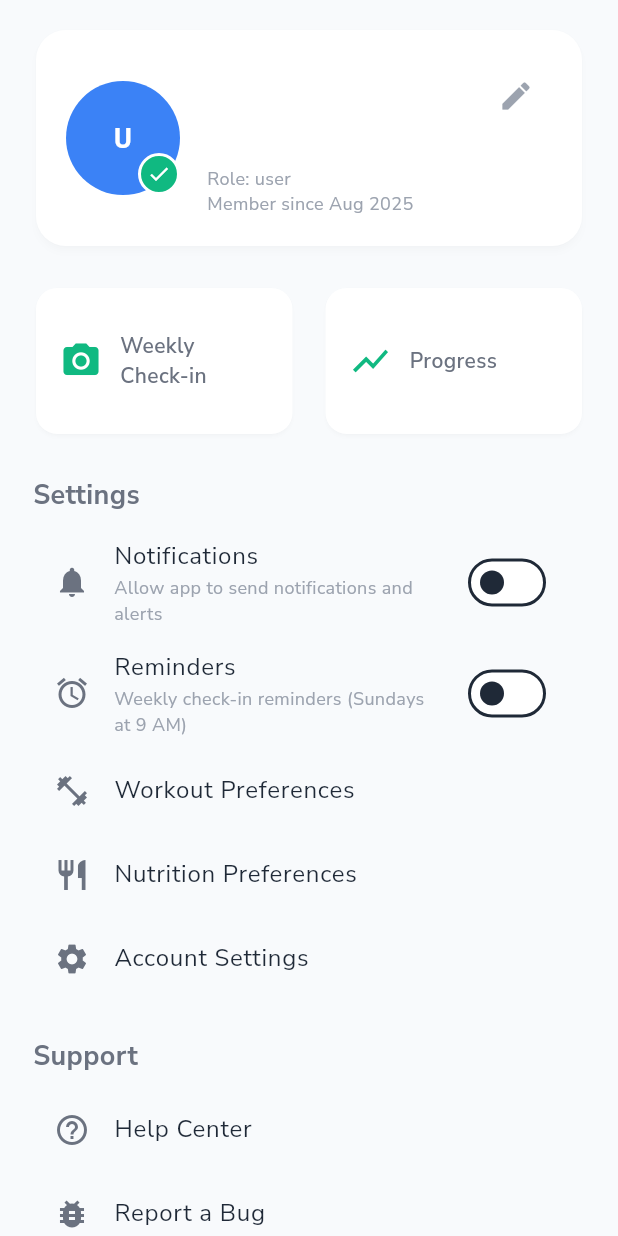
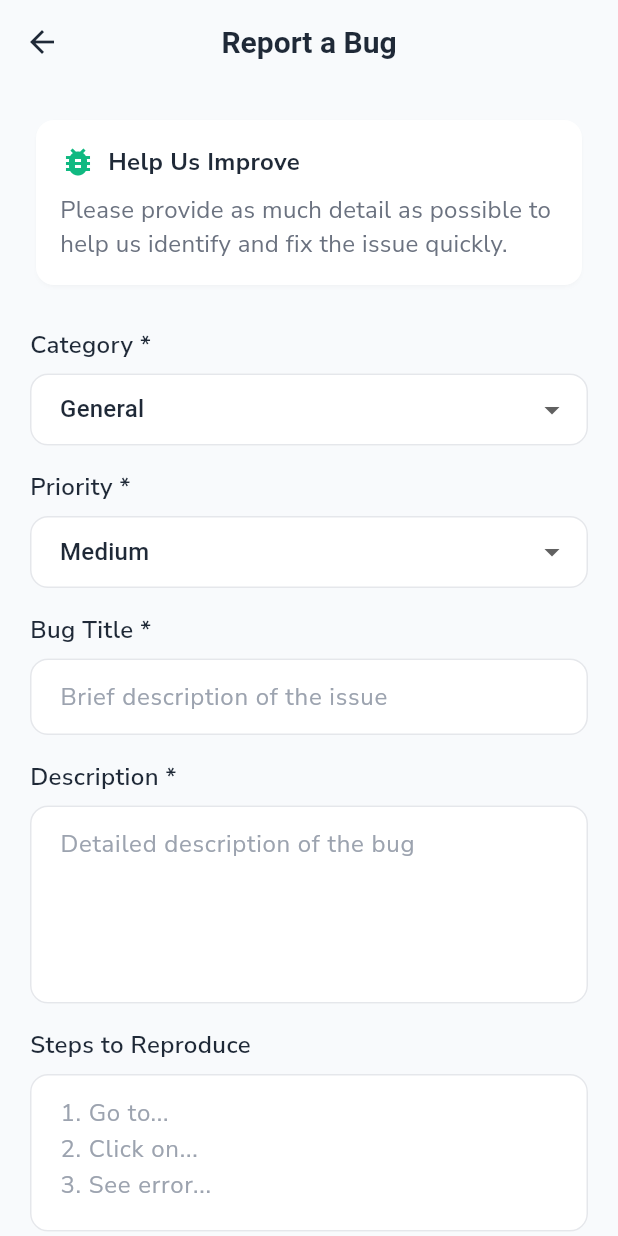
Before and after one commit to mahmoudal99/moctarnutrition, a Flutter app: the ProfileScreen screen opened directly, after a tap on "Report a Bug", on a phone screen of 412 x 824 dp. Run offline on Flutter 3.47's test engine with Material 3 defaults, Android fonts, the phone set to English and light mode, and no system bars; our stand-ins replace cached_network_image, cloud_firestore, firebase_auth, firebase_core, firebase_storage, fl_chart and 14 more; missing offline and left inert: flutter_floating_bottom_bar; accounts and stored records are empty; project files that could hold a hidden picture were left out.

Commit message:
Add bug report screen

```diff
--- a/lib/core/constants/app_constants.dart
+++ b/lib/core/constants/app_constants.dart
@@ -21,6 +21,9 @@ class AppConstants {
   static const Color textPrimary = Color(0xFF1F2937);
   static const Color textSecondary = Color(0xFF6B7280);
   static const Color textTertiary = Color(0xFF9CA3AF);
+
+  // Border Colors
+  static const Color borderColor = Color(0xFFE5E7EB);
 
   // Gradient Colors
   static const LinearGradient primaryGradient = LinearGradient(
--- /dev/null
+++ b/lib/core/constants/email_templates.dart
@@ -0,0 +1,59 @@
+/// Email templates used throughout the app
+class EmailTemplates {
+  /// Template for bug report emails
+  static String buildBugReportEmailBody({
+    required String userInfo,
+    required String deviceInfo,
+    required String category,
+    required String priority,
+    required String title,
+    required String description,
+    required String stepsToReproduce,
+    required String expectedBehavior,
+    required String actualBehavior,
+  }) {
+    final timestamp = DateTime.now().toIso8601String();
+
+    return '''
+Bug Report Submission
+====================
+
+Timestamp: $timestamp
+
+User Information:
+$userInfo
+
+Device Information:
+$deviceInfo
+
+Bug Details:
+------------
+Category: $category
+Priority: $priority
+Title: $title
+
+Description:
+$description
+
+Steps to Reproduce:
+${stepsToReproduce.isEmpty ? 'Not provided' : stepsToReproduce}
+
+Expected Behavior:
+${expectedBehavior.isEmpty ? 'Not provided' : expectedBehavior}
+
+Actual Behavior:
+${actualBehavior.isEmpty ? 'Not provided' : actualBehavior}
+
+---
+This bug report was submitted through the Moctar Nutrition app.
+''';
+  }
+
+  /// Email subject template for bug reports
+  static String buildBugReportSubject(String title) {
+    return 'Bug Report: $title';
+  }
+
+  /// Email recipient for bug reports
+  static const String bugReportEmail = 'mahmoud.al808@gmail.com';
+}
--- /dev/null
+++ b/lib/features/profile/presentation/screens/bug_report_screen.dart
@@ -0,0 +1,519 @@
+import 'package:flutter/material.dart';
+import 'package:url_launcher/url_launcher.dart';
+import 'package:provider/provider.dart';
+import '../../../../core/constants/app_constants.dart';
+import '../../../../core/constants/email_templates.dart';
+import '../../../../shared/providers/auth_provider.dart';
+
+class BugReportScreen extends StatefulWidget {
+  const BugReportScreen({super.key});
+
+  @override
+  State<BugReportScreen> createState() => _BugReportScreenState();
+}
+
+class _BugReportScreenState extends State<BugReportScreen> {
+  final _formKey = GlobalKey<FormState>();
+  final _titleController = TextEditingController();
+  final _descriptionController = TextEditingController();
+  final _stepsController = TextEditingController();
+  final _expectedBehaviorController = TextEditingController();
+  final _actualBehaviorController = TextEditingController();
+  bool _isLoading = false;
+
+  String _selectedCategory = 'General';
+  String _selectedPriority = 'Medium';
+
+  final List<String> _categories = [
+    'General',
+    'Authentication',
+    'Meal Planning',
+    'Check-ins',
+    'Progress Tracking',
+    'Profile',
+    'Navigation',
+    'Performance',
+    'UI/UX',
+    'Other'
+  ];
+
+  final List<String> _priorities = ['Low', 'Medium', 'High', 'Critical'];
+
+  @override
+  void dispose() {
+    _titleController.dispose();
+    _descriptionController.dispose();
+    _stepsController.dispose();
+    _expectedBehaviorController.dispose();
+    _actualBehaviorController.dispose();
+    super.dispose();
+  }
+
+  @override
+  Widget build(BuildContext context) {
+    return Scaffold(
+      backgroundColor: AppConstants.backgroundColor,
+      appBar: AppBar(
+        title: const Text('Report a Bug'),
+        backgroundColor: AppConstants.backgroundColor,
+        elevation: 0,
+        leading: IconButton(
+          icon: const Icon(Icons.arrow_back),
+          onPressed: () => Navigator.of(context).pop(),
+        ),
+      ),
+      body: SafeArea(
+        child: Form(
+          key: _formKey,
+          child: ListView(
+            padding: const EdgeInsets.all(20),
+            children: [
+              _buildHeader(),
+              const SizedBox(height: 24),
+              _buildCategoryDropdown(),
+              const SizedBox(height: 16),
+              _buildPriorityDropdown(),
+              const SizedBox(height: 16),
+              _buildTitleField(),
+              const SizedBox(height: 16),
+              _buildDescriptionField(),
+              const SizedBox(height: 16),
+              _buildStepsField(),
+              const SizedBox(height: 16),
+              _buildExpectedBehaviorField(),
+              const SizedBox(height: 16),
+              _buildActualBehaviorField(),
+              const SizedBox(height: 24),
+              _buildSubmitButton(),
+              const SizedBox(height: 96),
+            ],
+          ),
+        ),
+      ),
+    );
+  }
+
+  Widget _buildHeader() {
+    return Card(
+      shape: const RoundedRectangleBorder(
+          borderRadius: BorderRadius.all(Radius.circular(12))),
+      elevation: 1,
+      child: Padding(
+        padding: const EdgeInsets.all(16),
+        child: Column(
+          crossAxisAlignment: CrossAxisAlignment.start,
+          children: [
+            Row(
+              children: [
+                Icon(Icons.bug_report,
+                    color: AppConstants.primaryColor, size: 24),
+                const SizedBox(width: 8),
+                Text(
+                  'Help Us Improve',
+                  style: AppTextStyles.heading5.copyWith(
+                    fontWeight: FontWeight.bold,
+                  ),
+                ),
+              ],
+            ),
+            const SizedBox(height: 8),
+            Text(
+              'Please provide as much detail as possible to help us identify and fix the issue quickly.',
+              style: AppTextStyles.bodyMedium.copyWith(
+                color: AppConstants.textSecondary,
+              ),
+            ),
+          ],
+        ),
+      ),
+    );
+  }
+
+  Widget _buildCategoryDropdown() {
+    return Column(
+      crossAxisAlignment: CrossAxisAlignment.start,
+      children: [
+        Text(
+          'Category *',
+          style: AppTextStyles.bodyMedium.copyWith(fontWeight: FontWeight.w600),
+        ),
+        const SizedBox(height: 8),
+        DropdownButtonFormField<String>(
+          value: _selectedCategory,
+          decoration: InputDecoration(
+            border: const OutlineInputBorder(
+              borderRadius: BorderRadius.all(Radius.circular(12)),
+              borderSide: BorderSide(color: AppConstants.borderColor),
+            ),
+            enabledBorder: const OutlineInputBorder(
+              borderRadius: BorderRadius.all(Radius.circular(12)),
+              borderSide: BorderSide(color: AppConstants.borderColor),
+            ),
+            focusedBorder: const OutlineInputBorder(
+              borderRadius: BorderRadius.all(Radius.circular(12)),
+              borderSide: BorderSide(color: AppConstants.primaryColor),
+            ),
+            contentPadding:
+                const EdgeInsets.symmetric(horizontal: 16, vertical: 12),
+          ),
+                      items: _categories.map((String category) {
+              return DropdownMenuItem<String>(
+                value: category,
+                child: Text(category),
+              );
+            }).toList(),
+          onChanged: (String? newValue) {
+            setState(() {
+              _selectedCategory = newValue!;
+            });
+          },
+          validator: (value) {
+            if (value == null || value.isEmpty) {
+              return 'Please select a category';
+            }
+            return null;
+          },
+        ),
+      ],
+    );
+  }
+
+  Widget _buildPriorityDropdown() {
+    return Column(
+      crossAxisAlignment: CrossAxisAlignment.start,
+      children: [
+        Text(
+          'Priority *',
+          style: AppTextStyles.bodyMedium.copyWith(fontWeight: FontWeight.w600),
+        ),
+        const SizedBox(height: 8),
+        DropdownButtonFormField<String>(
+          value: _selectedPriority,
+          decoration: InputDecoration(
+            border: const OutlineInputBorder(
+              borderRadius: BorderRadius.all(Radius.circular(12)),
+              borderSide: BorderSide(color: AppConstants.borderColor),
+            ),
+            enabledBorder: const OutlineInputBorder(
+              borderRadius: BorderRadius.all(Radius.circular(12)),
+              borderSide: BorderSide(color: AppConstants.borderColor),
+            ),
+            focusedBorder: const OutlineInputBorder(
+              borderRadius: BorderRadius.all(Radius.circular(12)),
+              borderSide: BorderSide(color: AppConstants.primaryColor),
+            ),
+            contentPadding:
+                const EdgeInsets.symmetric(horizontal: 16, vertical: 12),
+          ),
+                      items: _priorities.map((String priority) {
+              return DropdownMenuItem<String>(
+                value: priority,
+                child: Text(priority),
+              );
+            }).toList(),
+          onChanged: (String? newValue) {
+            setState(() {
+              _selectedPriority = newValue!;
+            });
+          },
+          validator: (value) {
+            if (value == null || value.isEmpty) {
+              return 'Please select a priority';
+            }
+            return null;
+          },
+        ),
+      ],
+    );
+  }
+
+  Widget _buildTitleField() {
+    return Column(
+      crossAxisAlignment: CrossAxisAlignment.start,
+      children: [
+        Text(
+          'Bug Title *',
+          style: AppTextStyles.bodyMedium.copyWith(fontWeight: FontWeight.w600),
+        ),
+        const SizedBox(height: 8),
+        TextFormField(
+          controller: _titleController,
+          decoration: InputDecoration(
+            hintText: 'Brief description of the issue',
+            border: const OutlineInputBorder(
+              borderRadius: BorderRadius.all(Radius.circular(12)),
+              borderSide: BorderSide(color: AppConstants.borderColor),
+            ),
+            enabledBorder: const OutlineInputBorder(
+              borderRadius: BorderRadius.all(Radius.circular(12)),
+              borderSide: BorderSide(color: AppConstants.borderColor),
+            ),
+            focusedBorder: const OutlineInputBorder(
+              borderRadius: BorderRadius.all(Radius.circular(12)),
+              borderSide: BorderSide(color: AppConstants.primaryColor),
+            ),
+            contentPadding:
+                const EdgeInsets.symmetric(horizontal: 16, vertical: 12),
+          ),
+          validator: (value) {
+            if (value == null || value.trim().isEmpty) {
+              return 'Please enter a title';
+            }
+            return null;
+          },
+        ),
+      ],
+    );
+  }
+
+  Widget _buildDescriptionField() {
+    return Column(
+      crossAxisAlignment: CrossAxisAlignment.start,
+      children: [
+        Text(
+          'Description *',
+          style: AppTextStyles.bodyMedium.copyWith(fontWeight: FontWeight.w600),
+        ),
+        const SizedBox(height: 8),
+        TextFormField(
+          controller: _descriptionController,
+          maxLines: 4,
+          decoration: InputDecoration(
+            hintText: 'Detailed description of the bug',
+            border: const OutlineInputBorder(
+              borderRadius: BorderRadius.all(Radius.circular(12)),
+              borderSide: BorderSide(color: AppConstants.borderColor),
+            ),
+            enabledBorder: const OutlineInputBorder(
+              borderRadius: BorderRadius.all(Radius.circular(12)),
+              borderSide: BorderSide(color: AppConstants.borderColor),
+            ),
+            focusedBorder: const OutlineInputBorder(
+              borderRadius: BorderRadius.all(Radius.circular(12)),
+              borderSide: BorderSide(color: AppConstants.primaryColor),
+            ),
+            contentPadding:
+                const EdgeInsets.symmetric(horizontal: 16, vertical: 12),
+          ),
+          validator: (value) {
+            if (value == null || value.trim().isEmpty) {
+              return 'Please enter a description';
+            }
+            return null;
+          },
+        ),
+      ],
+    );
+  }
+
+  Widget _buildStepsField() {
+    return Column(
+      crossAxisAlignment: CrossAxisAlignment.start,
+      children: [
+        Text(
+          'Steps to Reproduce',
+          style: AppTextStyles.bodyMedium.copyWith(fontWeight: FontWeight.w600),
+        ),
+        const SizedBox(height: 8),
+        TextFormField(
+          controller: _stepsController,
+          maxLines: 3,
+          decoration: InputDecoration(
+            hintText: '1. Go to...\n2. Click on...\n3. See error...',
+            border: const OutlineInputBorder(
+              borderRadius: BorderRadius.all(Radius.circular(12)),
+              borderSide: BorderSide(color: AppConstants.borderColor),
+            ),
+            enabledBorder: const OutlineInputBorder(
+              borderRadius: BorderRadius.all(Radius.circular(12)),
+              borderSide: BorderSide(color: AppConstants.borderColor),
+            ),
+            focusedBorder: const OutlineInputBorder(
+              borderRadius: BorderRadius.all(Radius.circular(12)),
+              borderSide: BorderSide(color: AppConstants.primaryColor),
+            ),
+            contentPadding:
+                const EdgeInsets.symmetric(horizontal: 16, vertical: 12),
+          ),
+        ),
+      ],
+    );
+  }
+
+  Widget _buildExpectedBehaviorField() {
+    return Column(
+      crossAxisAlignment: CrossAxisAlignment.start,
+      children: [
+        Text(
+          'Expected Behavior',
+          style: AppTextStyles.bodyMedium.copyWith(fontWeight: FontWeight.w600),
+        ),
+        const SizedBox(height: 8),
+        TextFormField(
+          controller: _expectedBehaviorController,
+          maxLines: 2,
+          decoration: InputDecoration(
+            hintText: 'What should happen?',
+            border: const OutlineInputBorder(
+              borderRadius: BorderRadius.all(Radius.circular(12)),
+              borderSide: BorderSide(color: AppConstants.borderColor),
+            ),
+            enabledBorder: const OutlineInputBorder(
+              borderRadius: BorderRadius.all(Radius.circular(12)),
+              borderSide: BorderSide(color: AppConstants.borderColor),
+            ),
+            focusedBorder: const OutlineInputBorder(
+              borderRadius: BorderRadius.all(Radius.circular(12)),
+              borderSide: BorderSide(color: AppConstants.primaryColor),
+            ),
+            contentPadding:
+                const EdgeInsets.symmetric(horizontal: 16, vertical: 12),
+          ),
+        ),
+      ],
+    );
+  }
+
+  Widget _buildActualBehaviorField() {
+    return Column(
+      crossAxisAlignment: CrossAxisAlignment.start,
+      children: [
+        Text(
+          'Actual Behavior',
+          style: AppTextStyles.bodyMedium.copyWith(fontWeight: FontWeight.w600),
+        ),
+        const SizedBox(height: 8),
+        TextFormField(
+          controller: _actualBehaviorController,
+          maxLines: 2,
+          decoration: InputDecoration(
+            hintText: 'What actually happens?',
+            border: const OutlineInputBorder(
+              borderRadius: BorderRadius.all(Radius.circular(12)),
+              borderSide: BorderSide(color: AppConstants.borderColor),
+            ),
+            enabledBorder: const OutlineInputBorder(
+              borderRadius: BorderRadius.all(Radius.circular(12)),
+              borderSide: BorderSide(color: AppConstants.borderColor),
+            ),
+            focusedBorder: const OutlineInputBorder(
+              borderRadius: BorderRadius.all(Radius.circular(12)),
+              borderSide: BorderSide(color: AppConstants.primaryColor),
+            ),
+            contentPadding:
+                const EdgeInsets.symmetric(horizontal: 16, vertical: 12),
+          ),
+        ),
+      ],
+    );
+  }
+
+  Widget _buildSubmitButton() {
+    return ElevatedButton(
+      onPressed: _isLoading ? null : _submitBugReport,
+      style: ElevatedButton.styleFrom(
+        backgroundColor: AppConstants.primaryColor,
+        foregroundColor: Colors.white,
+        minimumSize: const Size.fromHeight(50),
+        shape: const RoundedRectangleBorder(
+          borderRadius: BorderRadius.all(Radius.circular(12)),
+        ),
+        elevation: 0,
+      ),
+      child: _isLoading
+          ? const SizedBox(
+              height: 20,
+              width: 20,
+              child: CircularProgressIndicator(
+                strokeWidth: 2,
+                valueColor: AlwaysStoppedAnimation<Color>(Colors.white),
+              ),
+            )
+          : const Text(
+              'Submit Bug Report',
+              style: TextStyle(fontSize: 16, fontWeight: FontWeight.w600),
+            ),
+    );
+  }
+
+  Future<void> _submitBugReport() async {
+    if (!_formKey.currentState!.validate()) {
+      return;
+    }
+
+    setState(() {
+      _isLoading = true;
+    });
+
+    try {
+      final user = context.read<AuthProvider>().userModel;
+      final userInfo = user != null
+          ? 'User: ${user.name} (${user.email})\nUser ID: ${user.id}'
+          : 'User: Not logged in';
+
+      final deviceInfo = await _getDeviceInfo();
+
+      final emailBody = EmailTemplates.buildBugReportEmailBody(
+        userInfo: userInfo,
+        deviceInfo: deviceInfo,
+        category: _selectedCategory,
+        priority: _selectedPriority,
+        title: _titleController.text.trim(),
+        description: _descriptionController.text.trim(),
+        stepsToReproduce: _stepsController.text.trim(),
+        expectedBehavior: _expectedBehaviorController.text.trim(),
+        actualBehavior: _actualBehaviorController.text.trim(),
+      );
+      final emailSubject = EmailTemplates.buildBugReportSubject(_titleController.text.trim());
+
+      final emailUrl = Uri.parse(
+          'mailto:${EmailTemplates.bugReportEmail}?subject=${Uri.encodeComponent(emailSubject)}&body=${Uri.encodeComponent(emailBody)}');
+
+      if (await canLaunchUrl(emailUrl)) {
+        await launchUrl(emailUrl);
+
+        if (mounted) {
+          ScaffoldMessenger.of(context).showSnackBar(
+            const SnackBar(
+              content: Text(
+                  'Email client opened. Please send the email to submit your bug report.'),
+              backgroundColor: AppConstants.successColor,
+            ),
+          );
+          Navigator.of(context).pop();
+        }
+      } else {
+        throw Exception('Could not launch email client');
+      }
+    } catch (e) {
+      if (mounted) {
+        ScaffoldMessenger.of(context).showSnackBar(
+          SnackBar(
+            content: Text('Failed to open email client: $e'),
+            backgroundColor: AppConstants.errorColor,
+          ),
+        );
+      }
+    } finally {
+      if (mounted) {
+        setState(() {
+          _isLoading = false;
+        });
+      }
+    }
+  }
+
+
+
+  Future<String> _getDeviceInfo() async {
+    try {
+      // Basic device info - you can expand this with more details
+      return '''
+Platform: ${Theme.of(context).platform.name}
+App Version: 1.0.0
+''';
+    } catch (e) {
+      return 'Device info unavailable: $e';
+    }
+  }
+}
--- a/lib/features/profile/presentation/screens/profile_screen.dart
+++ b/lib/features/profile/presentation/screens/profile_screen.dart
@@ -8,11 +8,11 @@ import '../../../../core/constants/app_constants.dart';
 import '../../../../shared/providers/auth_provider.dart' as app_auth;
 import '../../../../shared/models/user_model.dart';
 import '../../../../shared/services/auth_service.dart';
-import '../../../../shared/services/onboarding_service.dart';
 import '../../../../shared/utils/avatar_utils.dart';
 import '../../../onboarding/presentation/screens/get_started_screen.dart';
 import '../widgets/notifications_toggle.dart';
 import '../widgets/reminders_toggle.dart';
+import 'bug_report_screen.dart';
 
 class ProfileScreen extends StatelessWidget {
   static final _logger = Logger();
@@ -43,7 +43,6 @@ class ProfileScreen extends StatelessWidget {
 
         _getUserStats(user);
         final quickAccess = _getQuickAccessItems(context);
-        final ctaList = _getCTAItems(context, user);
         final settings = _getSettingsItems(context);
         final support = _getSupportItems(context);
 
@@ -713,7 +712,11 @@ List<_MockSettingsItem> _getSupportItems(BuildContext context) {
       label: 'Report a Bug',
       icon: Icons.bug_report,
       onTap: () {
-        // TODO: Open bug report
+        Navigator.of(context).push(
+          MaterialPageRoute(
+            builder: (context) => const BugReportScreen(),
+          ),
+        );
       },
     ),
     _MockSettingsItem(
--- a/pubspec.yaml
+++ b/pubspec.yaml
@@ -99,6 +99,9 @@ dependencies:
   # UI Effects
   magnifying_glass: ^2.1.1
 
+  # URL Launcher for email links
+  url_launcher: ^6.2.5
+
   # Floating Bottom Bar
   flutter_floating_bottom_bar: ^1.3.0
 
```
Also changed, not shown: pubspec.lock, 5 other files.
